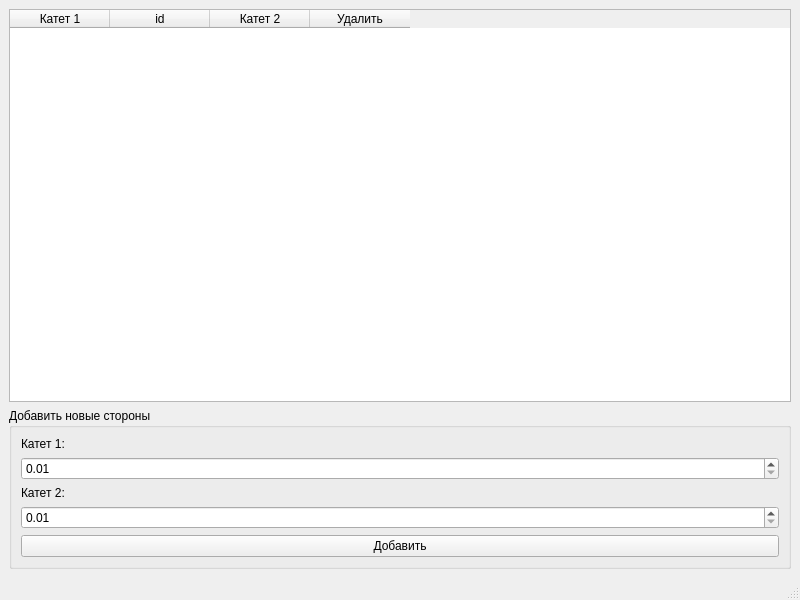
Keplar-01/-triangle-app, file resources/DatabasePage.ui: the form before one commit.
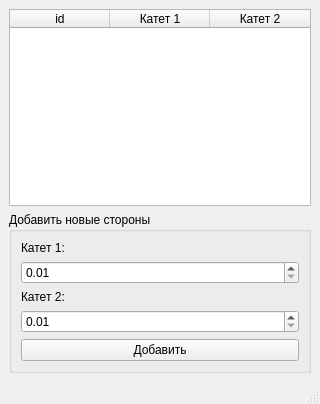
The form after the commit.

Patch:
```diff
--- a/resources/DatabasePage.ui
+++ b/resources/DatabasePage.ui
@@ -6,8 +6,8 @@
    <rect>
     <x>0</x>
     <y>0</y>
-    <width>800</width>
-    <height>600</height>
+    <width>320</width>
+    <height>404</height>
    </rect>
   </property>
   <property name="windowTitle">
@@ -20,11 +20,9 @@
       <property name="cursor" stdset="0">
        <cursorShape>ArrowCursor</cursorShape>
       </property>
-      <column>
-       <property name="text">
-        <string>Катет 1</string>
-       </property>
-      </column>
+      <property name="editTriggers">
+       <set>QAbstractItemView::AnyKeyPressed|QAbstractItemView::EditKeyPressed|QAbstractItemView::SelectedClicked</set>
+      </property>
       <column>
        <property name="text">
         <string>id</string>
@@ -33,16 +31,16 @@
         <string/>
        </property>
       </column>
+      <column>
+       <property name="text">
+        <string>Катет 1</string>
+       </property>
+      </column>
       <column>
        <property name="text">
         <string>Катет 2</string>
        </property>
       </column>
-      <column>
-       <property name="text">
-        <string>Удалить</string>
-       </property>
-      </column>
      </widget>
     </item>
     <item row="1" column="0">
```
Left out of the diff: 4 changed lines with no effect on the pictures.
